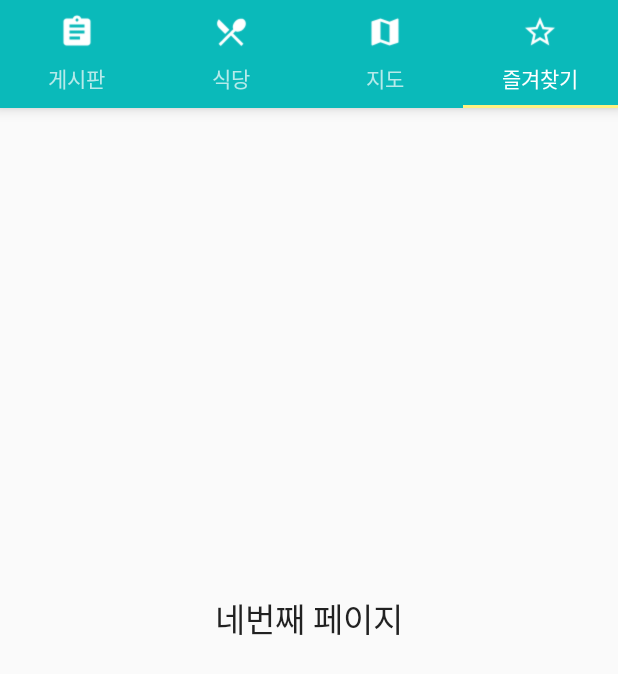
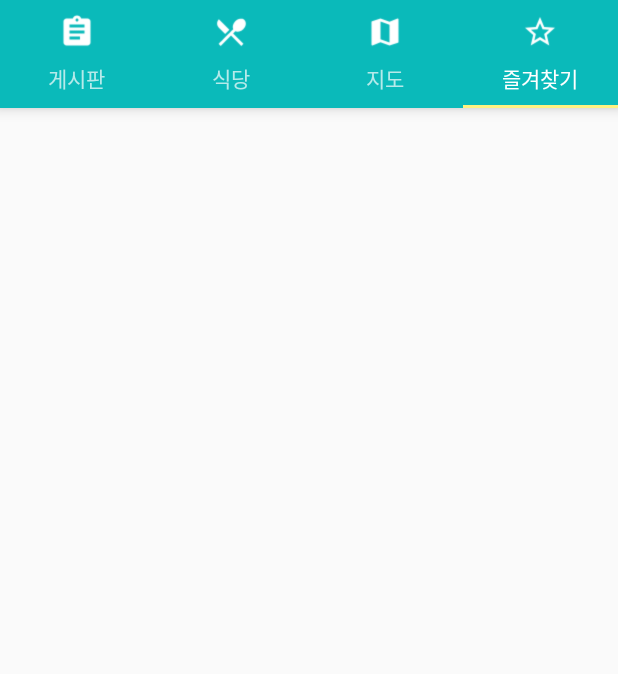
Before and after one commit to SeungWan-Yu/19MobileProject5, an Android app: the screen it shows after launch (MainActivity), tab 4 chosen, on a phone screen of 412 x 824 dp. Shown: the top 674 px of the screen. Run offline under Robolectric (Android 15) with nearby library versions, the phone set to English and light mode, and no system bars; 1 statement that could not run was skipped.

Commit message:
오류나기전

```diff
--- a/app/src/main/java/com/example/a19mobileproject5/PagerAdapter.java
+++ b/app/src/main/java/com/example/a19mobileproject5/PagerAdapter.java
@@ -24,9 +24,6 @@ public class PagerAdapter extends FragmentStatePagerAdapter {
             case 2:
                 TabFragment3 tab3 = new TabFragment3();
                 return tab3;
-            case 3:
-                TabFragment4 tab4 = new TabFragment4();
-                return tab4;
             default:
                 return null;
         }
--- a/app/src/main/res/layout/tab_fragment_4.xml
+++ /dev/null
@@ -1,15 +0,0 @@
-<?xml version="1.0" encoding="utf-8"?>
-<RelativeLayout xmlns:android="http://schemas.android.com/apk/res/android"
-    android:layout_width="match_parent"
-    android:layout_height="match_parent"
-    android:orientation="vertical">
-
-    <TextView
-        android:id="@+id/textView"
-        android:layout_width="wrap_content"
-        android:layout_height="wrap_content"
-        android:layout_centerInParent="true"
-        android:text="네번째 페이지"
-        android:textAppearance="?android:attr/textAppearanceLarge"/>
-
-</RelativeLayout>
```
Also changed, not shown: app/src/main/java/com/example/a19mobileproject5/TabFragment4.java (deleted, +0 -15 lines).
